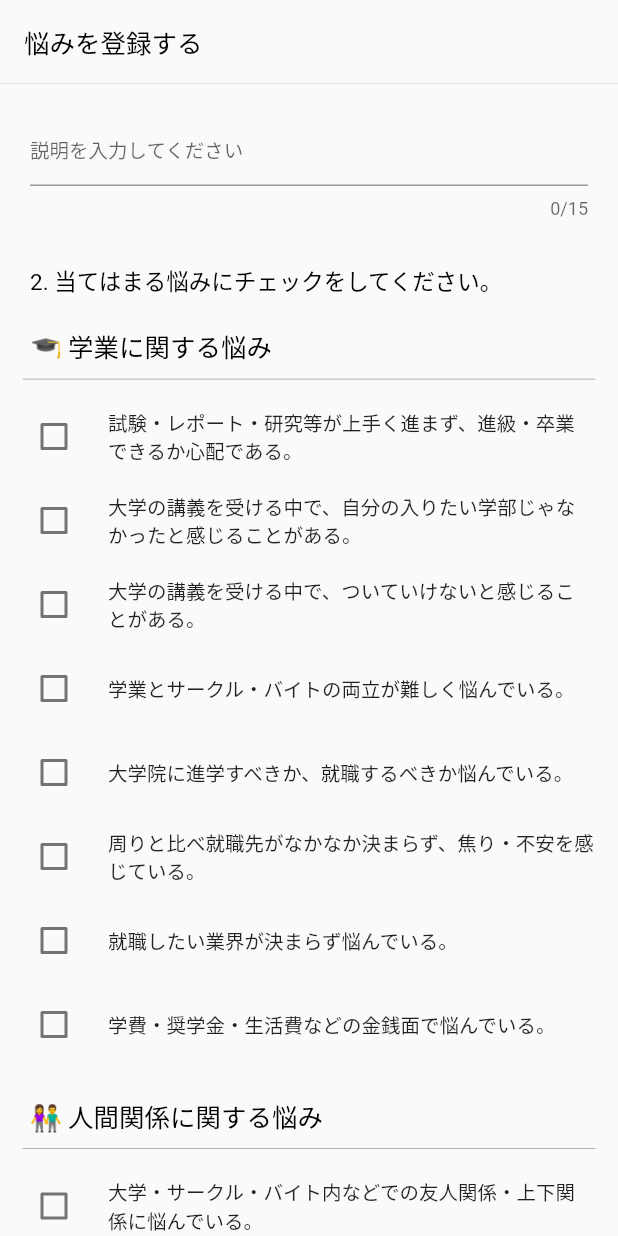
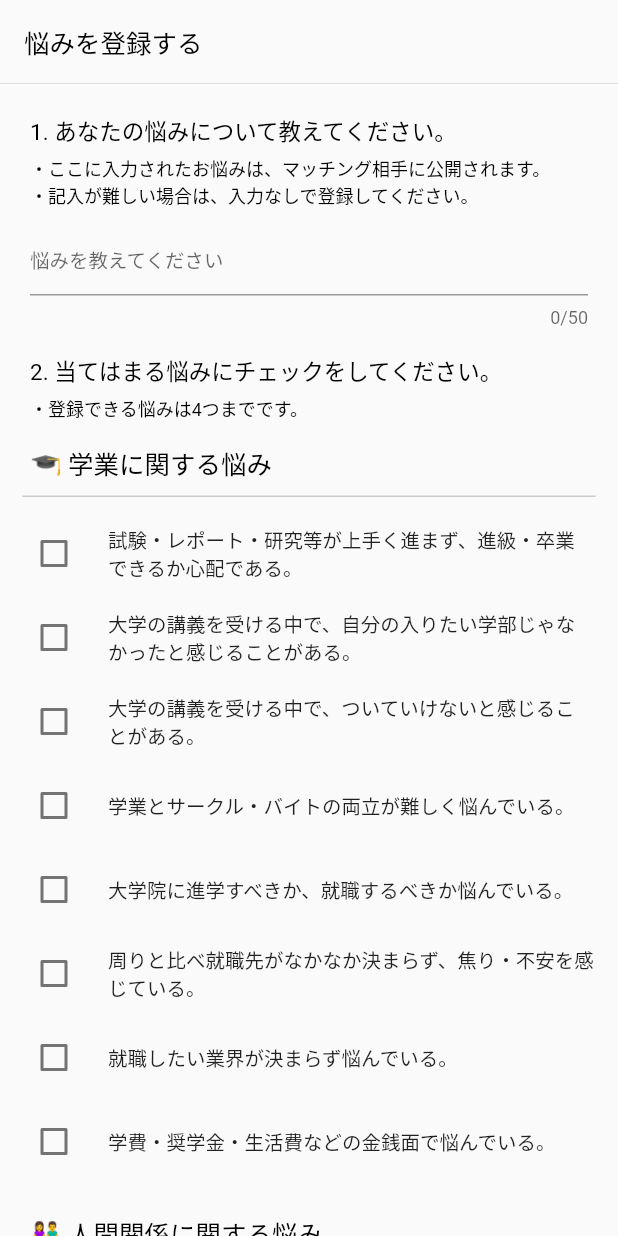
Before and after one commit to muuune/empathy_flutter, a Flutter app: the RegisterWorriesPage screen opened directly with empty values, on a phone screen of 412 x 824 dp. Run offline on Flutter 3.47's test engine with Material 2 defaults, Android fonts, the phone set to English and light mode, and no system bars; our stand-ins replace cloud_firestore, firebase_auth, firebase_core, shared_preferences; missing offline and left inert: flutter_overboard; accounts and stored records are empty.

Commit message:
[#31]登録画面に説明を追加

```diff
--- a/lib/pages/login_page.dart
+++ b/lib/pages/login_page.dart
@@ -432,26 +432,52 @@ class _RegisterWorriesPage extends State<RegisterWorriesPage> {
         child: Column(
           crossAxisAlignment: CrossAxisAlignment.start,
           children: <Widget>[
+            const Padding(
+                padding:
+                    EdgeInsets.only(top: 20, bottom: 0, left: 20, right: 20),
+                child: Text('1. あなたの悩みについて教えてください。',
+                    style: TextStyle(
+                      color: Colors.black,
+                      fontSize: 15,
+                    ))),
+            const Padding(
+                padding:
+                    EdgeInsets.only(top: 5, bottom: 0, left: 20, right: 20),
+                child: Text(
+                    '・ここに入力されたお悩みは、マッチング相手に公開されます。\n・記入が難しい場合は、入力なしで登録してください。',
+                    style: TextStyle(
+                      color: Colors.black,
+                      fontSize: 12,
+                    ))),
+            //TODO: 入力欄を必須にする、長文も可能とする
             Padding(
-                padding:
-                    EdgeInsets.only(top: 20, bottom: 10, left: 20, right: 20),
+                padding: const EdgeInsets.only(
+                    top: 10, bottom: 10, left: 20, right: 20),
                 child: TextField(
                   controller: _worriesExplanationController,
                   decoration: const InputDecoration(
-                    hintText: '説明を入力してください',
+                    hintText: '悩みを教えてください',
                     hintStyle: TextStyle(fontSize: 13),
                   ),
-                  maxLength: 15,
+                  maxLength: 50,
                   textInputAction: TextInputAction.done,
                 )),
             const Padding(
                 padding:
-                    EdgeInsets.only(top: 20, bottom: 10, left: 20, right: 20),
+                    EdgeInsets.only(top: 7, bottom: 0, left: 20, right: 20),
                 child: Text('2. 当てはまる悩みにチェックをしてください。',
                     style: TextStyle(
                       color: Colors.black,
                       fontSize: 15,
                       // fontWeight: FontWeight.bold
+                    ))),
+            const Padding(
+                padding:
+                    EdgeInsets.only(top: 5, bottom: 5, left: 20, right: 20),
+                child: Text('・登録できる悩みは4つまでです。',
+                    style: TextStyle(
+                      color: Colors.black,
+                      fontSize: 12,
                     ))),
             const Padding(
                 padding:
@@ -1312,7 +1338,7 @@ class _RegisterWorriesPage extends State<RegisterWorriesPage> {
                           }),
                         );
                       },
-                      child: const Text('マッチング一覧画面へ'),
+                      child: const Text('登録'),
                     ))),
           ],
         ),
@@ -1346,7 +1372,8 @@ class _RegisterWorriesPage extends State<RegisterWorriesPage> {
               height: 200,
             ),
             content: const Text(
-              '悩みを4つ以上選択しています。\n新しく悩みを追加したい場合は、既に登録されている悩みを外してから追加してください。',
+              '登録できる悩みは4つまでです。\n新しく追加したい場合は、既に登録されている悩みを外してから、追加してください。',
+              style: TextStyle(fontSize: 14),
               textAlign: TextAlign.center,
             ),
             actions: <Widget>[
```
